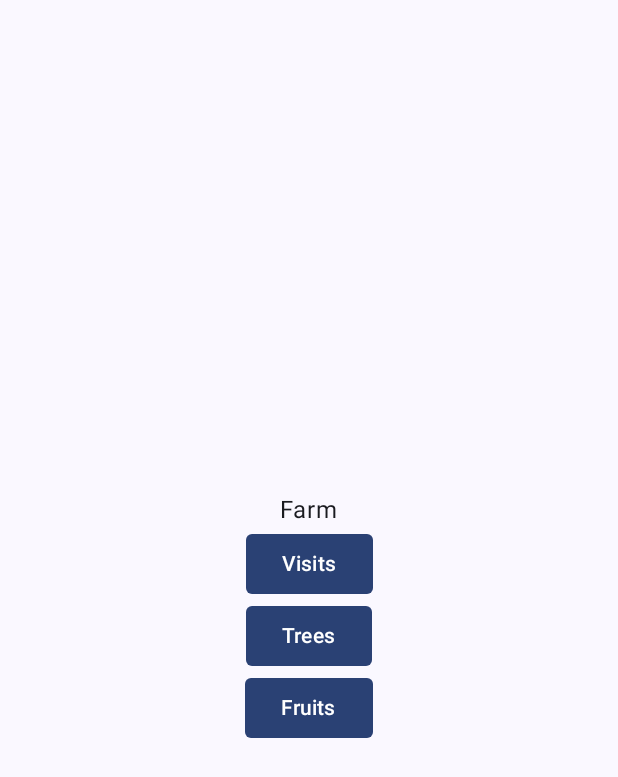
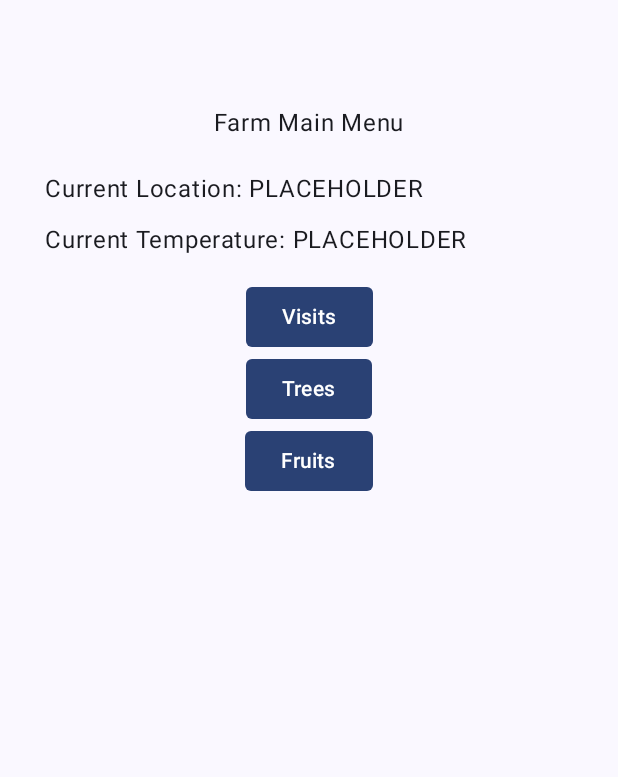
Before and after one commit to SouthTK/MobileFarmApp, an Android app built with Jetpack Compose: the screen it shows after launch (MainActivity), on a phone screen of 412 x 824 dp. Shown: the top 777 px of the screen. Run offline under Robolectric (Android 15) with nearby library versions, the phone set to English and light mode, and no system bars; our stand-ins replace Room's generated code.

Commit message:
fixed menu for future implementation

```diff
--- a/app/src/main/java/com/mobile/farm/MainActivity.kt
+++ b/app/src/main/java/com/mobile/farm/MainActivity.kt
@@ -172,12 +172,27 @@ fun FarmScreen(
     onFruitsClick: () -> Unit
 ) {
     Column(
-        modifier = Modifier.fillMaxSize(),
-        verticalArrangement = Arrangement.Center,
+        modifier = Modifier.fillMaxSize().padding(top = 50.dp),
+        verticalArrangement = Arrangement.Top,
         horizontalAlignment = Alignment.CenterHorizontally
     ) {
 
-        Text(text = "Farm")
+        Text(
+            text = "Farm Main Menu",
+            modifier = Modifier.padding(top = 20.dp, bottom = 20.dp)
+            )
+
+        Text(
+            text = "Current Location: PLACEHOLDER",
+            modifier = Modifier.align(Alignment.Start)
+                .padding(start = 30.dp, end = 30.dp, bottom = 10.dp)
+        )
+
+        Text(
+            text = "Current Temperature: PLACEHOLDER",
+            modifier = Modifier.align(Alignment.Start)
+                .padding(start = 30.dp, end = 30.dp, bottom = 15.dp)
+            )
 
         Button(
             onClick = onVisitsClick,
```
